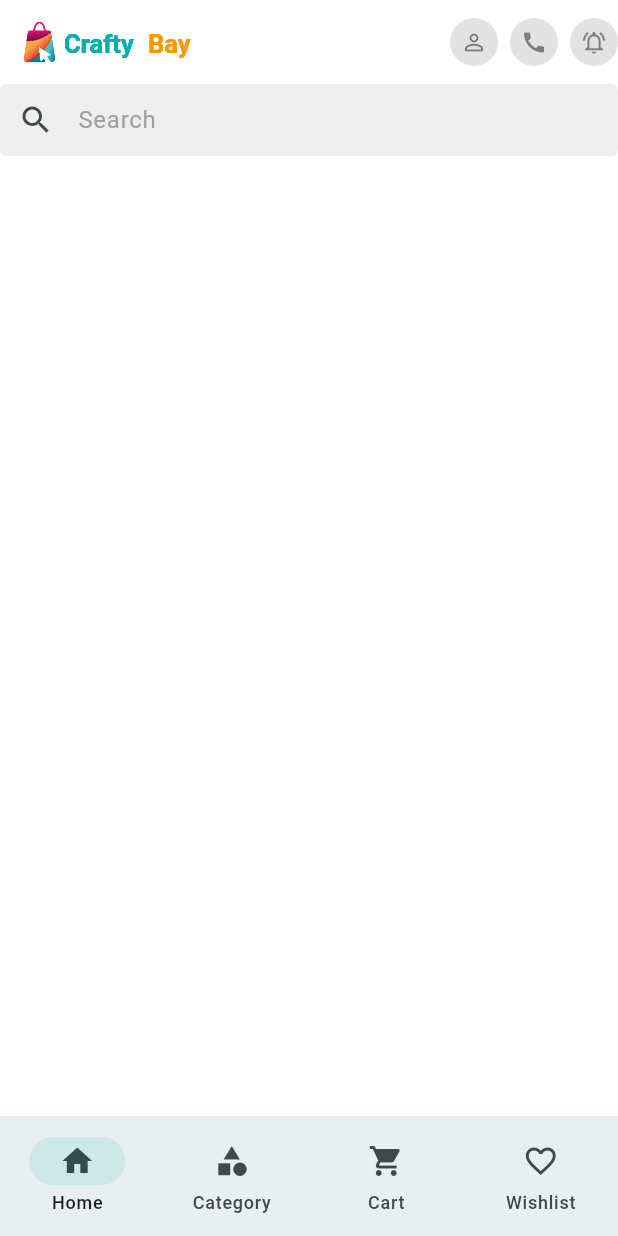
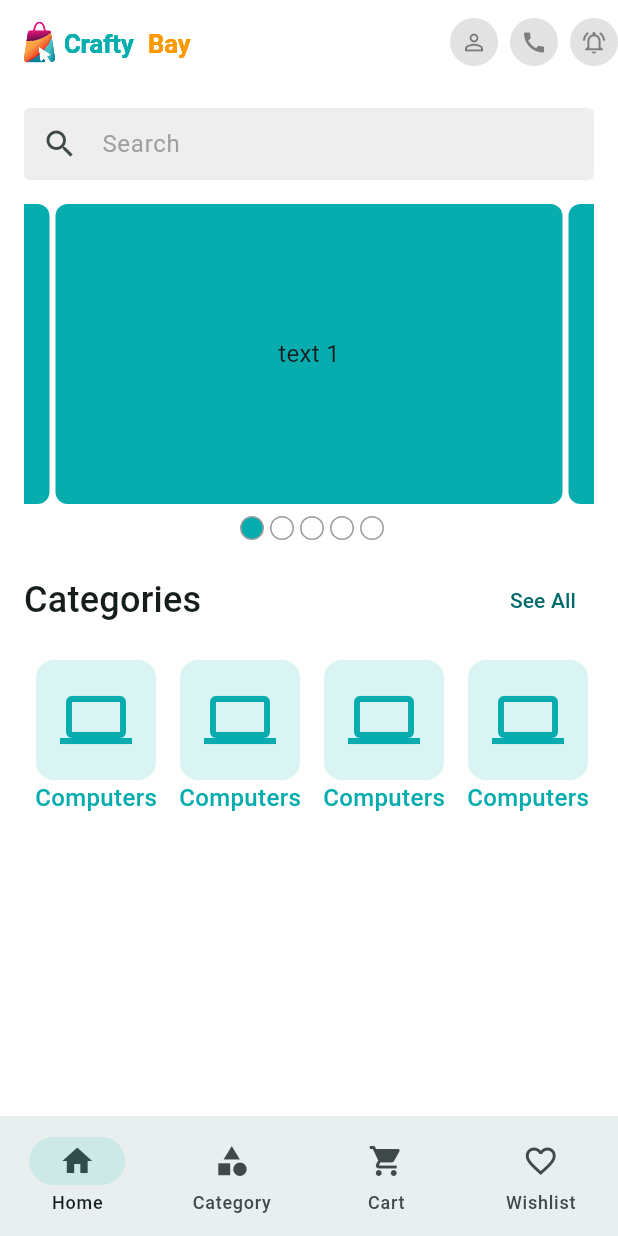
Before and after one commit to MuazRahman/ecommerce-app, a Flutter app: the screen it shows after launch, on a phone screen of 412 x 824 dp. Run offline on Flutter 3.47's test engine with Material 3 defaults, Android fonts, the phone set to English and light mode, and no system bars; drawn by our look-alikes of carousel_slider; our stand-ins replace firebase_core, firebase_crashlytics, flutter_svg, pin_code_fields; accounts and stored records are empty; generated files the repository leaves out were written again.

Commit message:
homescreen ui updated

```diff
--- a/lib/features/home/ui/screens/home_screen.dart
+++ b/lib/features/home/ui/screens/home_screen.dart
@@ -1,5 +1,9 @@
 import 'package:ecommerce_app/app/assets_path.dart';
+import 'package:ecommerce_app/core/extensions/localization_extension.dart';
 import 'package:ecommerce_app/features/home/ui/widgets/app_bar_action_button.dart';
+import 'package:ecommerce_app/features/home/ui/widgets/category_item.dart';
+import 'package:ecommerce_app/features/home/ui/widgets/home_carousel_slider.dart';
+import 'package:ecommerce_app/features/home/ui/widgets/section_header.dart';
 import 'package:flutter/material.dart';
 import 'package:flutter_svg/flutter_svg.dart';
 
@@ -15,15 +19,43 @@ class _HomeScreenState extends State<HomeScreen> {
   Widget build(BuildContext context) {
     return Scaffold(
       appBar: _buildAppBar(),
-      body: Column(
+      body: Padding(
+        padding: const EdgeInsets.all(16),
+        child: Column(
           children: [
-          _buildSearchTextField()
+            _buildSearchTextField(),
+            SizedBox(height: 16),
+            HomeCarouselSlider(),
+            SizedBox(height: 16),
+            SectionHeader(
+              title: context.localization.categories,
+              onTapSeeAll: () {},
+            ),
+            SizedBox(height: 16),
+            buildCategoriesSection(),
+          ],
+        ),
+      ),
+    );
+  }
+
+  Widget buildCategoriesSection() {
+    return SingleChildScrollView(
+      scrollDirection: Axis.horizontal,
+      child: Row(
+        children: [
+          CategoryItem(),
+          CategoryItem(),
+          CategoryItem(),
+          CategoryItem(),
+          CategoryItem(),
+          CategoryItem(),
         ],
       ),
     );
   }
 
-  TextField _buildSearchTextField() {
+  Widget _buildSearchTextField() {
     return TextField(
       textInputAction: TextInputAction.search,
       decoration: InputDecoration(
@@ -31,28 +63,25 @@ class _HomeScreenState extends State<HomeScreen> {
         filled: true,
         hintText: 'Search',
         prefixIcon: const Icon(Icons.search),
-            border: OutlineInputBorder(
-              borderSide: BorderSide.none,
-            ),
-            enabledBorder: OutlineInputBorder(
-            borderSide: BorderSide.none,
-          ),
-            focusedBorder: OutlineInputBorder(
-            borderSide: BorderSide.none,
-          ),
+        border: OutlineInputBorder(borderSide: BorderSide.none),
+        enabledBorder: OutlineInputBorder(borderSide: BorderSide.none),
+        focusedBorder: OutlineInputBorder(borderSide: BorderSide.none),
       ),
     );
   }
 
-  AppBar _buildAppBar() {
+  PreferredSizeWidget _buildAppBar() {
     return AppBar(
       title: SvgPicture.asset(AssetsPath.logoNavSvg),
       actions: [
-        AppBarActionButton(icon: Icons.person_outline, onTap: () {},),
-        SizedBox(width: 8,),
-        AppBarActionButton(icon: Icons.call, onTap: () {},),
-        SizedBox(width: 8,),
-        AppBarActionButton(icon: Icons.notifications_active_outlined, onTap: () {},),
+        AppBarActionButton(icon: Icons.person_outline, onTap: () {}),
+        SizedBox(width: 8),
+        AppBarActionButton(icon: Icons.call, onTap: () {}),
+        SizedBox(width: 8),
+        AppBarActionButton(
+          icon: Icons.notifications_active_outlined,
+          onTap: () {},
+        ),
       ],
     );
   }
--- /dev/null
+++ b/lib/features/home/ui/widgets/category_item.dart
@@ -0,0 +1,25 @@
+import 'package:ecommerce_app/app/app_color.dart';
+import 'package:flutter/material.dart';
+
+class CategoryItem extends StatelessWidget {
+  const CategoryItem({
+    super.key,
+  });
+
+  @override
+  Widget build(BuildContext context) {
+    return Column(
+      children: [
+        Card(
+          margin: EdgeInsets.symmetric(horizontal: 8),
+          color: AppColors.themeColor.withOpacity(0.15),
+          elevation: 0,
+          child: Padding(padding: EdgeInsets.all(16),
+            child: const Icon(
+              Icons.computer, size: 48, color: AppColors.themeColor,),),
+        ),
+        Text('Computers', style: TextStyle(color: AppColors.themeColor, fontWeight: FontWeight.w500, fontSize: 16,),),
+      ],
+    );
+  }
+}
--- /dev/null
+++ b/lib/features/home/ui/widgets/home_carousel_slider.dart
@@ -0,0 +1,73 @@
+import 'package:carousel_slider/carousel_slider.dart';
+import 'package:ecommerce_app/app/app_color.dart';
+import 'package:flutter/material.dart';
+
+class HomeCarouselSlider extends StatefulWidget {
+  const HomeCarouselSlider({super.key});
+
+  @override
+  State<HomeCarouselSlider> createState() => _HomeCarouselSliderState();
+}
+
+class _HomeCarouselSliderState extends State<HomeCarouselSlider> {
+  int _selectedSlider = 0;
+
+  @override
+  Widget build(BuildContext context) {
+    return Column(
+      children: [
+        CarouselSlider(
+          options: CarouselOptions(
+            height: 200.0,
+            viewportFraction: 0.9,
+            onPageChanged: (index, reason) {
+              _selectedSlider = index;
+              setState(() {});
+            },
+          ),
+          items:
+              [1, 2, 3, 4, 5].map((i) {
+                return Builder(
+                  builder: (BuildContext context) {
+                    return Container(
+                      width: MediaQuery.of(context).size.width,
+                      margin: EdgeInsets.symmetric(horizontal: 2.0),
+                      decoration: BoxDecoration(
+                        color: AppColors.themeColor,
+                        borderRadius: BorderRadius.circular(8),
+                      ),
+                      child: Center(
+                        child: Text(
+                          'text $i',
+                          style: TextStyle(fontSize: 16.0),
+                        ),
+                      ),
+                    );
+                  },
+                );
+              }).toList(),
+        ),
+        SizedBox(height: 8),
+        Row(
+          mainAxisAlignment: MainAxisAlignment.center,
+          children: [
+            for (int i = 0; i < 5; i++)
+              Container(
+                height: 16,
+                width: 16,
+                margin: EdgeInsets.only(left: 4),
+                decoration: BoxDecoration(
+                  borderRadius: BorderRadius.circular(16),
+                  border: Border.all(color: Colors.grey),
+                  color:
+                      _selectedSlider == i
+                          ? AppColors.themeColor
+                          : Colors.white,
+                ),
+              ),
+          ],
+        ),
+      ],
+    );
+  }
+}
--- /dev/null
+++ b/lib/features/home/ui/widgets/section_header.dart
@@ -0,0 +1,24 @@
+import 'package:ecommerce_app/core/extensions/localization_extension.dart';
+import 'package:flutter/material.dart';
+
+class SectionHeader extends StatelessWidget {
+  const SectionHeader({
+    super.key, required this.title, required this.onTapSeeAll
+  });
+
+  final String title;
+  final VoidCallback onTapSeeAll;
+
+  @override
+  Widget build(BuildContext context) {
+    TextTheme textTheme = Theme.of(context).textTheme;
+    return Row(
+      mainAxisAlignment: MainAxisAlignment.spaceBetween,
+      children: [
+        Text(title, style: textTheme.titleMedium?.copyWith(fontSize: 24),),
+        TextButton(onPressed: onTapSeeAll,
+          child: Text(context.localization.seeAll),),
+      ],
+    );
+  }
+}
--- a/lib/l10n/app_en.arb
+++ b/lib/l10n/app_en.arb
@@ -14,5 +14,7 @@
   "signUp" : "Sign Up",
   "enterYourOtpCode" : "Enter your OTP Code",
   "aFourDigitCodeHasBeenSent" : "A 4 digit code has been sent to your email",
-  "verify" : "Verify"
+  "verify" : "Verify",
+  "categories" : "Categories",
+  "seeAll" : "See All"
 }
--- a/pubspec.yaml
+++ b/pubspec.yaml
@@ -20,6 +20,7 @@ dependencies:
   firebase_crashlytics: ^4.3.4
   firebase_analytics: ^11.4.4
   pin_code_fields: ^8.0.1
+  carousel_slider: ^5.0.0
 
 dev_dependencies:
   flutter_test:
```
Also changed, not shown: pubspec.lock. Lines whose indentation alone changed are shown as unchanged.
